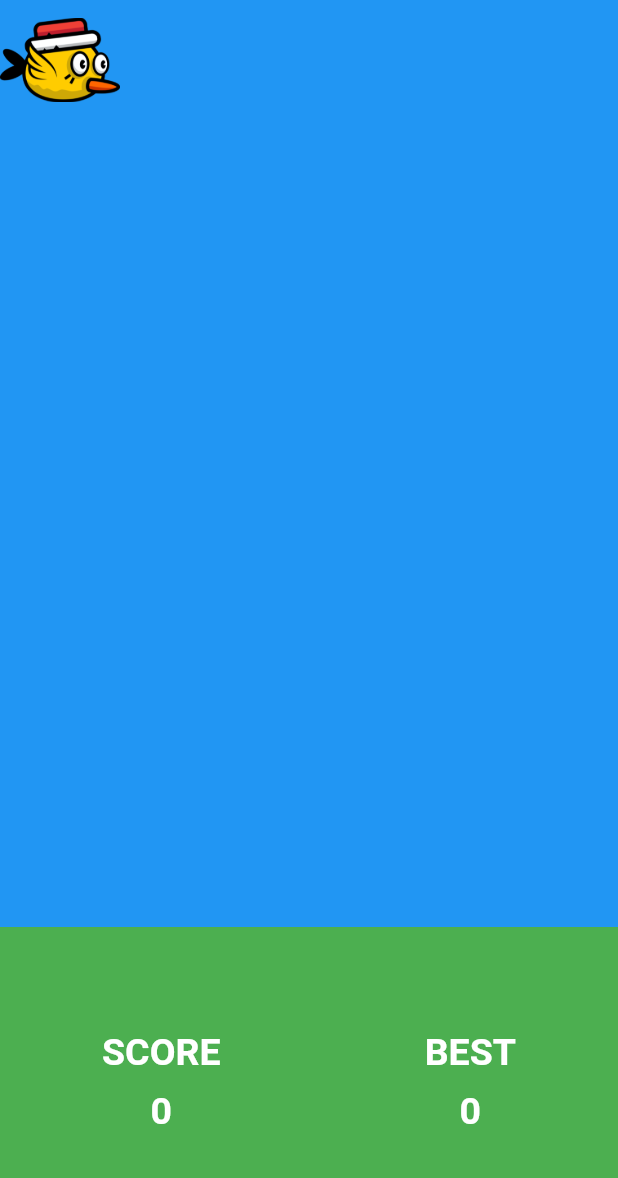
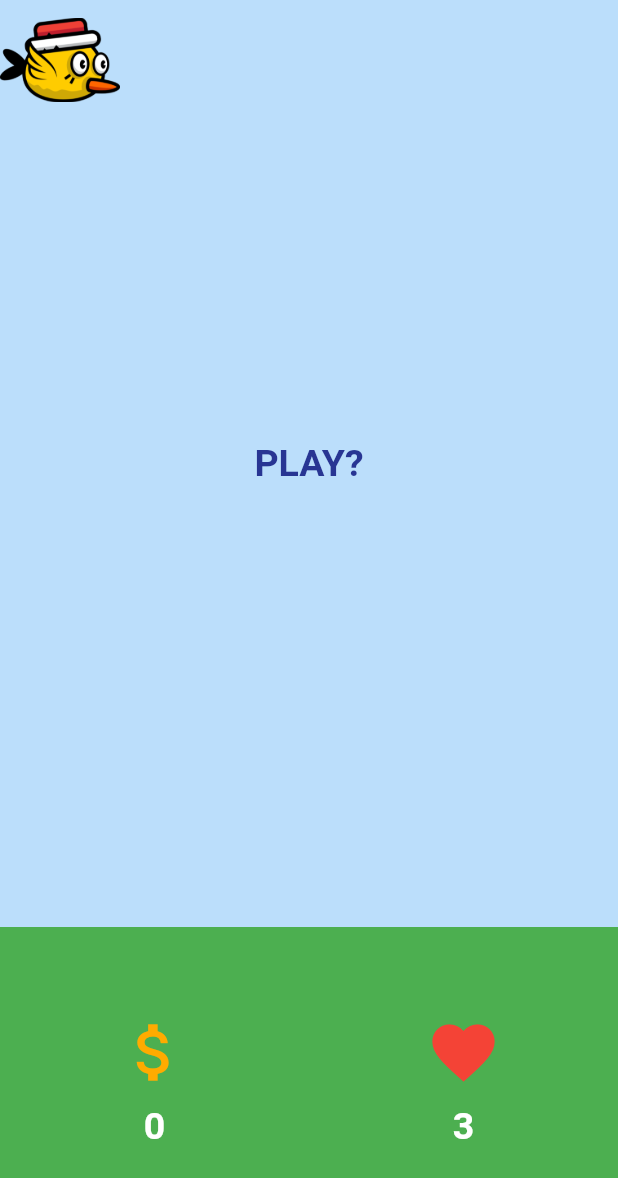
Before and after one commit to thisisbillall/flappy_bird, a Flutter app: the screen it shows after launch, on a phone screen of 412 x 824 dp. Shown: the top 1178 px of the screen. Run offline on Flutter 3.47's test engine with Material 2 defaults, Android fonts, the phone set to English and light mode, and no system bars.

Commit message:
levels added

```diff
--- a/lib/barrier.dart
+++ b/lib/barrier.dart
@@ -2,13 +2,17 @@ import 'package:flutter/material.dart';
 
 class Barrier extends StatelessWidget {
   final double height, weight;
-  Barrier(this.height, this.weight);
+  final Color poleColor;
+  Barrier(this.height, this.weight, this.poleColor);
   @override
   Widget build(BuildContext context) {
     return Container(
-      height: height,
-      width: weight,
-      color: Colors.green.shade900,
-    );
+        height: height,
+        width: weight,
+        // color: poleColor,
+        decoration: BoxDecoration(
+          borderRadius: BorderRadius.circular(15),
+          color: poleColor,
+        ));
   }
 }
--- a/lib/main.dart
+++ b/lib/main.dart
@@ -1,5 +1,8 @@
+import 'dart:math';
+
 import 'package:flappy_bird/barrier.dart';
 import 'package:flappy_bird/bird.dart';
+import 'package:flappy_bird/playText.dart';
 import 'package:flappy_bird/scoreBoard.dart';
 import 'package:flutter/material.dart';
 import 'dart:async';
@@ -21,7 +24,7 @@ class _HomePageState extends State<HomePage> {
   double time = 0;
   double initialHeight = birdYasix;
   double height = 0;
-  double barrierX = 1;
+  double barrierX = 1.5;
   double barrierY = 0;
   double barrHeight = 100;
   double barrWidth = 60;
@@ -29,43 +32,80 @@ class _HomePageState extends State<HomePage> {
   double birdWidth = 80;
   double birdTotal = 0;
   double barrTotal = 0;
+  Color bacColor = Colors.blue.shade100;
+  Color poleColor = Colors.green.shade900;
 
-  static int best = 0;
   int score = 0;
-  int prevScore = 5;
+  int life = 3;
+  String dispText = "P L A Y";
   void startGame() {
     isStarted = true;
     Timer.periodic(Duration(milliseconds: 50), (timer) {
       time += 0.04;
       height = -4.9 * time * time + 2.8 * time;
       setState(() {
+        if (score > 25) {
+          Random random = new Random();
+          barrHeight = (200 + random.nextInt(300 - 200)) * random.nextDouble();
+          barrWidth = (120 + random.nextInt(150 - 120)) * random.nextDouble();
+        }
+
         birdYasix = initialHeight - height;
         barrierX -= 0.05;
       });
 
-      if (barrierX <= -1.5) {
+      if (barrierX <= -2) {
         barrierX = 1;
+        Random random = new Random();
+        barrHeight = (200 + random.nextInt(300 - 200)) * random.nextDouble();
+        barrWidth = (100 + random.nextInt(150 - 100)) * random.nextDouble();
         score++;
-        if (score > prevScore) {
-          best = score;
       }
+      //reset Game
+      void resetGame() {
+        time = 0;
+        initialHeight = birdYasix;
+        height = 0;
+        birdYasix = -1;
+        birdXasix = -1;
+        barrierX = 1.5;
+        barrierY = 0;
+        barrHeight = 100;
+        barrWidth = 60;
+        birdHeight = 80;
+        birdWidth = 80;
+        birdTotal = 0;
+        barrTotal = 0;
+        bacColor = Colors.blue.shade100;
+        poleColor = Colors.green.shade900;
+        score = 0;
+        life = 3;
+        dispText = "NEW GAME";
       }
 
-      //Game Over collison
-      birdTotal = birdYasix + birdHeight;
-      barrTotal = barrierY + barrHeight;
-
-      double Check = (barrierX + barrWidth) - (birdXasix + birdWidth);
-// birdYasix + birdHeight <= barrierY + barrHeight
+      //Game over
       if ((birdYasix >= barrierY && birdYasix - barrierY < 0.3) &&
           barrierX - birdXasix < 0.2) {
-//  &&
-//           barrierX - 0.2 <= birdXasix
         timer.cancel();
+        // birdYasix = -1;
+        isStarted = false;
+        if (life == 0) {
+          resetGame();
+        } else {
+          birdYasix = -1;
+          life--;
+        }
       }
       if (birdYasix > 1) {
         timer.cancel();
+        // birdYasix = -1;
         isStarted = false;
+        if (life == 0) {
+          resetGame();
+        } else {
+          birdYasix = -1;
+          life--;
+        }
       }
     });
   }
@@ -80,11 +120,52 @@ class _HomePageState extends State<HomePage> {
   @override
   Widget build(BuildContext context) {
     Widget SkyAnimation(Widget child) {
-      return AnimatedContainer(
+      switch (score) {
+        case 5:
+          bacColor = Colors.lightBlue.shade700;
+          poleColor = Colors.white;
+
+          break;
+        case 8:
+          bacColor = Colors.lightBlue.shade800;
+          poleColor = Colors.lightBlueAccent.shade100;
+
+          break;
+        case 10:
+          bacColor = Colors.lightBlue.shade900;
+          poleColor = Colors.lightBlueAccent.shade100;
+          break;
+        case 15:
+          bacColor = Colors.black87;
+          poleColor = Colors.orangeAccent.shade700;
+          break;
+        case 20:
+          bacColor = Colors.amber;
+          poleColor = Colors.green.shade700;
+          break;
+        case 25:
+          bacColor = Colors.amber.shade800;
+          poleColor = Colors.greenAccent.shade700;
+          break;
+        default:
+      }
+
+      return GestureDetector(
+        onTap: () {
+          if (isStarted) {
+            jump();
+          } else {
+            startGame();
+          }
+        },
+        //animated
+
+        child: AnimatedContainer(
           duration: Duration(milliseconds: 0),
           alignment: Alignment(birdXasix, birdYasix),
-        color: Colors.blue,
+          color: bacColor,
           child: child,
+        ),
       );
     }
 
@@ -97,29 +178,27 @@ class _HomePageState extends State<HomePage> {
                 flex: 3,
                 child: Stack(
                   children: [
+                    SkyAnimation(Bird()),
+                    if (!isStarted)
                       GestureDetector(
                         onTap: () {
-                        if (isStarted) {
+                          startGame();
                           jump();
-                        } else {
-                          startGame();
-                        }
                         },
-                      //animated
+                        child: (life <= 0) ? Play("GAME OVER!") : Play("PLAY?"),
                       ),
                     AnimatedContainer(
                       duration: Duration(milliseconds: 0),
                       alignment: Alignment(barrierX, barrierY),
-                      child: Barrier(barrHeight, barrWidth),
+                      child: Barrier(barrHeight, barrWidth, poleColor),
                     ),
-                    SkyAnimation(Bird())
                   ],
                 )),
             Expanded(
                 flex: 1,
                 child: Container(
                   color: Colors.green,
-                  child: Score(score, best),
+                  child: Score(score, life),
                 ))
           ],
         ),
--- /dev/null
+++ b/lib/playText.dart
@@ -0,0 +1,19 @@
+import 'package:flutter/material.dart';
+
+class Play extends StatelessWidget {
+  final String text;
+  @override
+  Play(this.text);
+  Widget build(BuildContext context) {
+    return Center(
+      child: Text(
+        text,
+        style: TextStyle(
+          fontSize: 25,
+          fontWeight: FontWeight.bold,
+          color: Colors.indigo.shade800,
+        ),
+      ),
+    );
+  }
+}
--- a/lib/scoreBoard.dart
+++ b/lib/scoreBoard.dart
@@ -2,8 +2,9 @@ import 'package:flutter/material.dart';
 
 class Score extends StatelessWidget {
   final score;
-  final best;
-  Score(this.score, this.best);
+  final life;
+
+  Score(this.score, this.life);
   @override
   Widget build(BuildContext context) {
     return Container(
@@ -13,13 +14,10 @@ class Score extends StatelessWidget {
           Column(
             mainAxisAlignment: MainAxisAlignment.center,
             children: [
-              Text(
-                "SCORE",
-                style: TextStyle(
-                  fontSize: 25,
-                  fontWeight: FontWeight.bold,
-                  color: Colors.white,
-                ),
+              Icon(
+                Icons.attach_money,
+                color: Colors.amberAccent.shade700,
+                size: 50,
               ),
               SizedBox(height: 10),
               Text(
@@ -35,17 +33,14 @@ class Score extends StatelessWidget {
           Column(
             mainAxisAlignment: MainAxisAlignment.center,
             children: [
-              Text(
-                "BEST",
-                style: TextStyle(
-                  fontSize: 25,
-                  fontWeight: FontWeight.bold,
-                  color: Colors.white,
-                ),
+              Icon(
+                Icons.favorite,
+                color: Colors.red,
+                size: 50,
               ),
               SizedBox(height: 10),
               Text(
-                best.toString(),
+                life.toString(),
                 style: TextStyle(
                   fontSize: 25,
                   fontWeight: FontWeight.bold,
```
Lines whose indentation alone changed are shown as unchanged.
